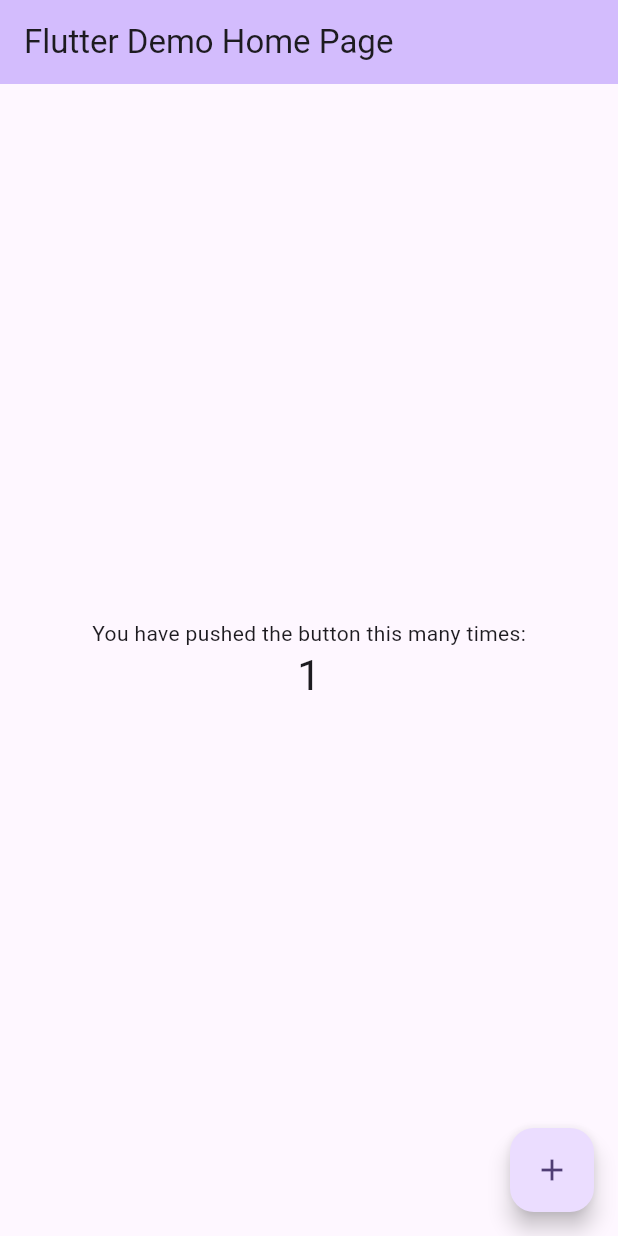
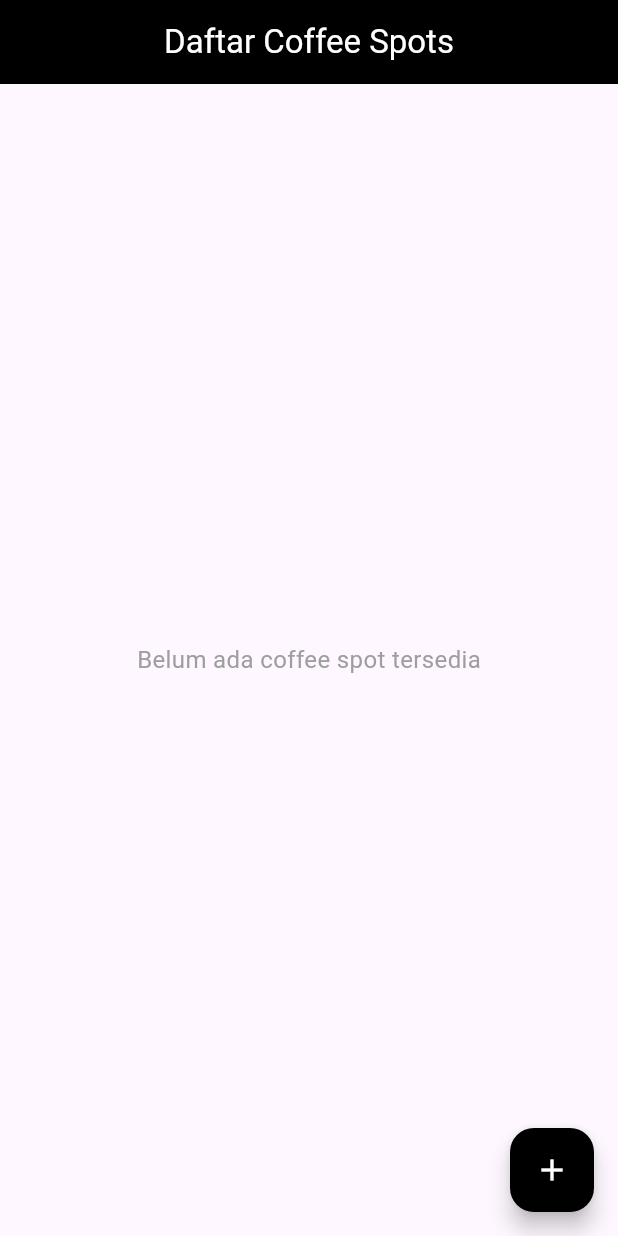
Before and after one commit to Meadowiee/mobile_app, a Flutter app: the screen it shows after launch, after a tap on the "add" icon, on a phone screen of 412 x 824 dp. Run offline on Flutter 3.47's test engine with Material 3 defaults, Android fonts, the phone set to English and light mode, and no system bars; our stand-ins replace get; network calls fail.

Commit message:
coffee spot service mock up

```diff
--- /dev/null
+++ b/lib/controllers/coffee_spot_controller.dart
@@ -0,0 +1,55 @@
+import 'package:get/get.dart';
+import '../models/coffee_spot_model.dart';
+import '../services/api_service.dart';
+
+class CoffeeSpotController extends GetxController {
+  final ApiService apiService = ApiService();
+
+  var coffeeSpotList = <CoffeeSpot>[].obs;
+  var isLoading = false.obs;
+
+  @override
+  void onInit() {
+    fetchAllCoffeeSpots();
+    super.onInit();
+  }
+
+  void fetchAllCoffeeSpots() async {
+    try {
+      isLoading.value = true;
+      final data = await apiService.fetchCoffeeSpots();
+      coffeeSpotList.value = data;
+    } catch (e) {
+      Get.snackbar('Error', e.toString());
+    } finally {
+      isLoading.value = false;
+    }
+  }
+
+  void addCoffeeSpot(CoffeeSpot coffeeSpot) async {
+    try {
+      await apiService.createCoffeeSpot(coffeeSpot);
+      fetchAllCoffeeSpots();
+    } catch (e) {
+      Get.snackbar('Error', e.toString());
+    }
+  }
+
+  void editCoffeeSpot(int id, CoffeeSpot coffeeSpot) async {
+    try {
+      await apiService.updateCoffeeSpot(id, coffeeSpot);
+      fetchAllCoffeeSpots();
+    } catch (e) {
+      Get.snackbar('Error', e.toString());
+    }
+  }
+
+  void removeCoffeeSpot(String id) async {
+    try {
+      await apiService.deleteCoffeeSpot(id);
+      fetchAllCoffeeSpots();
+    } catch (e) {
+      Get.snackbar('Error', e.toString());
+    }
+  }
+}
--- a/lib/main.dart
+++ b/lib/main.dart
@@ -1,4 +1,6 @@
 import 'package:flutter/material.dart';
+import 'package:get/get.dart';
+import 'views/dashboard_page.dart';
 
 void main() {
   runApp(const MyApp());
@@ -6,117 +8,12 @@ void main() {
 
 class MyApp extends StatelessWidget {
   const MyApp({super.key});
-
-  // This widget is the root of your application.
   @override
   Widget build(BuildContext context) {
-    return MaterialApp(
-      title: 'Flutter Demo',
-      theme: ThemeData(
-        // This is the theme of your application.
-        //
-        // TRY THIS: Try running your application with "flutter run". You'll see
-        // the application has a purple toolbar. Then, without quitting the app,
-        // try changing the seedColor in the colorScheme below to Colors.green
-        // and then invoke "hot reload" (save your changes or press the "hot
-        // reload" button in a Flutter-supported IDE, or press "r" if you used
-        // the command line to start the app).
-        //
-        // Notice that the counter didn't reset back to zero; the application
-        // state is not lost during the reload. To reset the state, use hot
-        // restart instead.
-        //
-        // This works for code too, not just values: Most code changes can be
-        // tested with just a hot reload.
-        colorScheme: ColorScheme.fromSeed(seedColor: Colors.deepPurple),
-      ),
-      home: const MyHomePage(title: 'Flutter Demo Home Page'),
+    return GetMaterialApp(
+      title: 'Brew Chat',
+      debugShowCheckedModeBanner: false,
+      home: DashboardPage(),
     );
   }
 }
-
-class MyHomePage extends StatefulWidget {
-  const MyHomePage({super.key, required this.title});
-
-  // This widget is the home page of your application. It is stateful, meaning
-  // that it has a State object (defined below) that contains fields that affect
-  // how it looks.
-
-  // This class is the configuration for the state. It holds the values (in this
-  // case the title) provided by the parent (in this case the App widget) and
-  // used by the build method of the State. Fields in a Widget subclass are
-  // always marked "final".
-
-  final String title;
-
-  @override
-  State<MyHomePage> createState() => _MyHomePageState();
-}
-
-class _MyHomePageState extends State<MyHomePage> {
-  int _counter = 0;
-
-  void _incrementCounter() {
-    setState(() {
-      // This call to setState tells the Flutter framework that something has
-      // changed in this State, which causes it to rerun the build method below
-      // so that the display can reflect the updated values. If we changed
-      // _counter without calling setState(), then the build method would not be
-      // called again, and so nothing would appear to happen.
-      _counter++;
-    });
-  }
-
-  @override
-  Widget build(BuildContext context) {
-    // This method is rerun every time setState is called, for instance as done
-    // by the _incrementCounter method above.
-    //
-    // The Flutter framework has been optimized to make rerunning build methods
-    // fast, so that you can just rebuild anything that needs updating rather
-    // than having to individually change instances of widgets.
-    return Scaffold(
-      appBar: AppBar(
-        // TRY THIS: Try changing the color here to a specific color (to
-        // Colors.amber, perhaps?) and trigger a hot reload to see the AppBar
-        // change color while the other colors stay the same.
-        backgroundColor: Theme.of(context).colorScheme.inversePrimary,
-        // Here we take the value from the MyHomePage object that was created by
-        // the App.build method, and use it to set our appbar title.
-        title: Text(widget.title),
-      ),
-      body: Center(
-        // Center is a layout widget. It takes a single child and positions it
-        // in the middle of the parent.
-        child: Column(
-          // Column is also a layout widget. It takes a list of children and
-          // arranges them vertically. By default, it sizes itself to fit its
-          // children horizontally, and tries to be as tall as its parent.
-          //
-          // Column has various properties to control how it sizes itself and
-          // how it positions its children. Here we use mainAxisAlignment to
-          // center the children vertically; the main axis here is the vertical
-          // axis because Columns are vertical (the cross axis would be
-          // horizontal).
-          //
-          // TRY THIS: Invoke "debug painting" (choose the "Toggle Debug Paint"
-          // action in the IDE, or press "p" in the console), to see the
-          // wireframe for each widget.
-          mainAxisAlignment: MainAxisAlignment.center,
-          children: <Widget>[
-            const Text('You have pushed the button this many times:'),
-            Text(
-              '$_counter',
-              style: Theme.of(context).textTheme.headlineMedium,
-            ),
-          ],
-        ),
-      ),
-      floatingActionButton: FloatingActionButton(
-        onPressed: _incrementCounter,
-        tooltip: 'Increment',
-        child: const Icon(Icons.add),
-      ), // This trailing comma makes auto-formatting nicer for build methods.
-    );
-  }
-}
--- /dev/null
+++ b/lib/models/coffee_spot_model.dart
@@ -0,0 +1,51 @@
+class CoffeeSpot {
+  final String id;
+  final String name;
+  final String address;
+  final String url_address;
+  final String url_blog;
+  final String image;
+  final String contact;
+  final String created_at;
+  final String updated_at;
+
+  CoffeeSpot({
+    required this.id,
+    required this.name,
+    required this.address,
+    required this.url_address,
+    required this.url_blog,
+    required this.image,
+    required this.contact,
+    required this.created_at,
+    required this.updated_at,
+  });
+
+  factory CoffeeSpot.fromJson(Map<String, dynamic> json) {
+    return CoffeeSpot(
+      id: json['id'],
+      name: json['name'] ?? "",
+      address: json['address'] ?? "",
+      url_address: json['url_address'] ?? "",
+      url_blog: json['url_blog'] ?? "",
+      image: json['image'] ?? "",
+      contact: json['contact'] ?? "",
+      created_at: json['created_at'] ?? "",
+      updated_at: json['updated_at'] ?? "",
+    );
+  }
+
+  Map<String, dynamic> toJson() {
+    return {
+      'id': id,
+      'name': name,
+      'address': address,
+      'url_address': url_address,
+      'url_blog': url_blog,
+      'image': image,
+      'contact': contact,
+      'created_at': created_at,
+      'updated_at': updated_at,
+    };
+  }
+}
--- /dev/null
+++ b/lib/services/api_service.dart
@@ -0,0 +1,42 @@
+import 'dart:convert';
+import 'package:http/http.dart' as http;
+import '../models/coffee_spot_model.dart';
+
+class ApiService {
+  final String baseUrl = "http://192.168.64.74:3000";
+  final String endPoint = "/coffee-spot";
+
+  Future<List<CoffeeSpot>> fetchCoffeeSpots() async {
+    final response = await http.get(Uri.parse('$baseUrl$endPoint'));
+    if (response.statusCode == 200) {
+      List<dynamic> data = jsonDecode(response.body);
+      return data.map((e) => CoffeeSpot.fromJson(e)).toList();
+    } else {
+      throw Exception('Failed load Coffee Spots');
+    }
+  }
+
+  Future<void> createCoffeeSpot(CoffeeSpot coffeeSpot) async {
+    final response = await http.post(
+      Uri.parse('$baseUrl$endPoint'),
+      headers: {'Content-Type': 'application/json'},
+      body: jsonEncode(coffeeSpot.toJson()),
+    );
+    if (response.statusCode != 201)
+      throw Exception('Gagal membuat Coffee Spot');
+  }
+
+  Future<void> updateCoffeeSpot(int id, CoffeeSpot coffeeSpot) async {
+    final response = await http.put(
+      Uri.parse('$baseUrl$endPoint/$id'),
+      headers: {'Content-Type': 'application/json'},
+      body: jsonEncode(coffeeSpot.toJson()),
+    );
+    if (response.statusCode != 200) throw Exception('Gagal update Coffee Spot');
+  }
+
+  Future<void> deleteCoffeeSpot(String id) async {
+    final response = await http.delete(Uri.parse('$baseUrl$endPoint/$id'));
+    if (response.statusCode != 200) throw Exception('Gagal hapus Coffee Spot');
+  }
+}
--- /dev/null
+++ b/lib/views/dashboard_page.dart
@@ -0,0 +1,116 @@
+import 'package:flutter/material.dart';
+import 'package:get/get.dart';
+import '../controllers/coffee_spot_controller.dart';
+
+class DashboardPage extends StatelessWidget {
+  final CoffeeSpotController controller = Get.put(CoffeeSpotController());
+  DashboardPage({super.key});
+  @override
+  Widget build(BuildContext context) {
+    return Scaffold(
+      appBar: AppBar(
+        title: const Text('Daftar Coffee Spots'),
+        backgroundColor: Colors.black,
+        foregroundColor: Colors.white,
+        centerTitle: true,
+      ),
+      body: Obx(() {
+        if (controller.isLoading.value) {
+          return const Center(child: CircularProgressIndicator());
+        }
+        if (controller.coffeeSpotList.isEmpty) {
+          return const Center(
+            child: Text(
+              "Belum ada coffee spot tersedia",
+              style: TextStyle(fontSize: 16, color: Colors.grey),
+            ),
+          );
+        }
+        return ListView.builder(
+          padding: const EdgeInsets.all(12),
+          itemCount: controller.coffeeSpotList.length,
+          itemBuilder: (context, index) {
+            final coffeeSpot = controller.coffeeSpotList[index];
+            return Card(
+              elevation: 3,
+              shape: RoundedRectangleBorder(
+                borderRadius: BorderRadius.circular(12),
+              ),
+              margin: const EdgeInsets.symmetric(vertical: 8),
+              child: InkWell(
+                borderRadius: BorderRadius.circular(12),
+                onTap: () {
+                  // Handle item tap if needed
+                },
+                child: Padding(
+                  padding: const EdgeInsets.all(12),
+                  child: Row(
+                    children: [
+                      ClipRRect(
+                        borderRadius: BorderRadius.circular(8),
+                        child: Image.network(
+                          coffeeSpot.image,
+                          width: 80,
+                          height: 80,
+                          fit: BoxFit.cover,
+                          errorBuilder: (context, error, stackTrace) =>
+                              const Icon(Icons.image_not_supported, size: 60),
+                        ),
+                      ),
+                      const SizedBox(width: 12),
+                      Expanded(
+                        child: Column(
+                          crossAxisAlignment: CrossAxisAlignment.start,
+                          children: [
+                            Text(
+                              coffeeSpot.name,
+                              style: const TextStyle(
+                                fontSize: 18,
+                                fontWeight: FontWeight.bold,
+                              ),
+                              maxLines: 2,
+                              overflow: TextOverflow.ellipsis,
+                            ),
+                            const SizedBox(height: 6),
+                            Text(
+                              '${coffeeSpot.name} • ${coffeeSpot.address}',
+                              style: TextStyle(
+                                fontSize: 14,
+                                color: Colors.grey[700],
+                              ),
+                            ),
+                            const SizedBox(height: 4),
+                            Text(
+                              coffeeSpot.created_at,
+                              style: TextStyle(
+                                fontSize: 12,
+                                color: Colors.grey[500],
+                              ),
+                            ),
+                          ],
+                        ),
+                      ),
+                      IconButton(
+                        icon: const Icon(Icons.delete, color: Colors.black),
+                        onPressed: () =>
+                            controller.removeCoffeeSpot(coffeeSpot.id),
+                      ),
+                    ],
+                  ),
+                ),
+              ),
+            );
+          },
+        );
+      }),
+      floatingActionButton: FloatingActionButton(
+        onPressed: () {
+          // Handle add new coffee spot action
+        },
+        backgroundColor: Colors.black,
+        foregroundColor: Colors.white,
+        child: const Icon(Icons.add),
+      ),
+    );
+  }
+}
--- a/pubspec.yaml
+++ b/pubspec.yaml
@@ -30,6 +30,8 @@ environment:
 dependencies:
   flutter:
     sdk: flutter
+  get: ^4.7.2
+  http: ^1.5.0
 
   # The following adds the Cupertino Icons font to your application.
   # Use with the CupertinoIcons class for iOS style icons.
```
Also changed, not shown: pubspec.lock.
